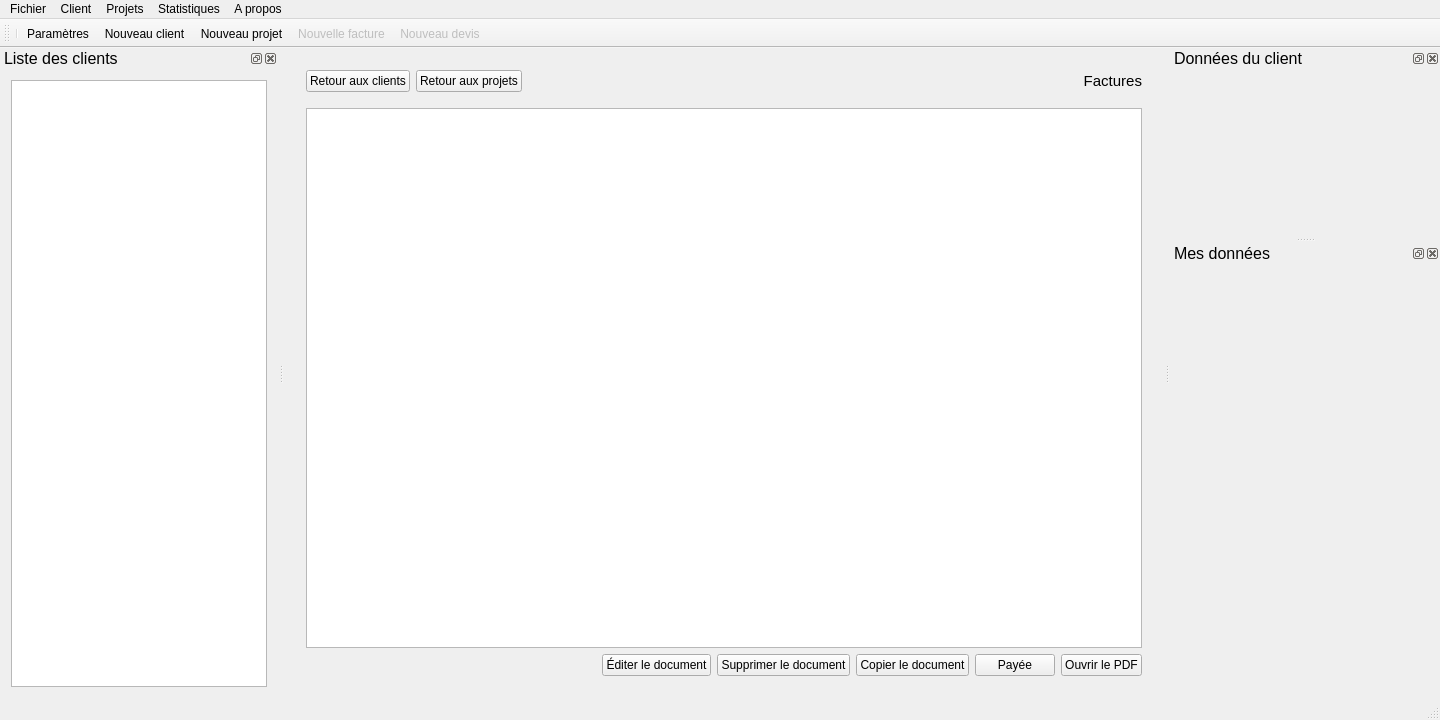
This is src/gui/mainwindow/mainwindow.ui in FACT-Team/FactDev as Qt 5 draws it before an edit. The edited form follows.
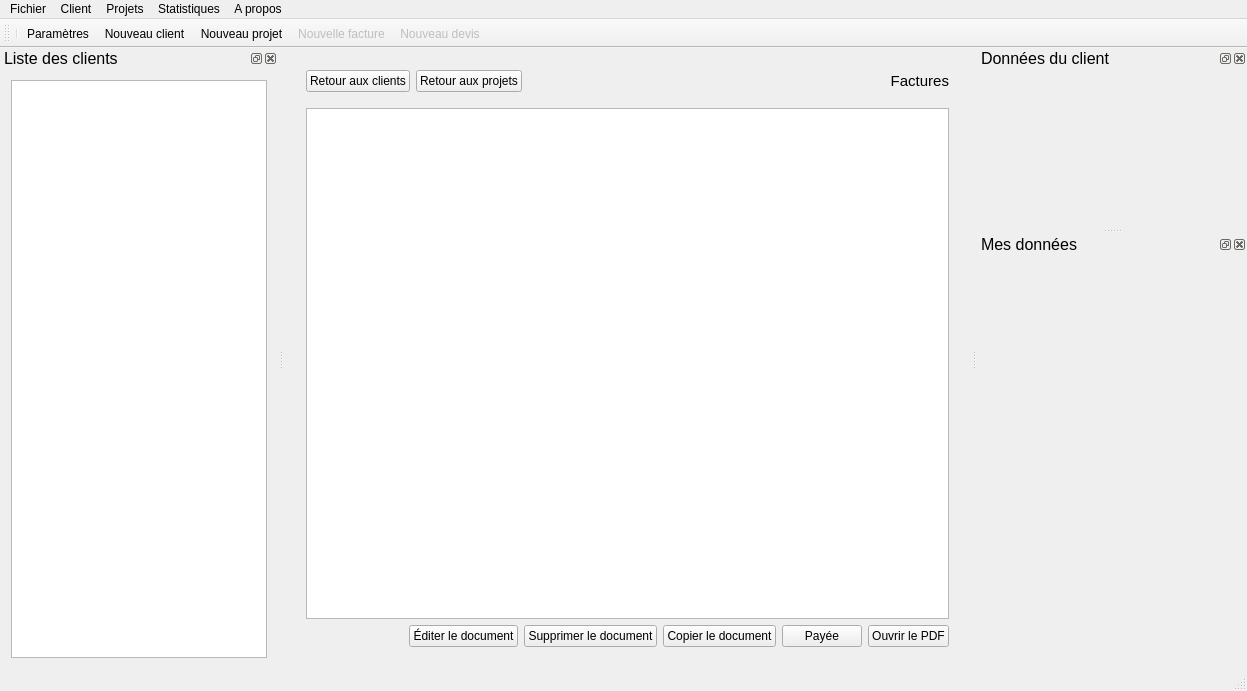
This is the edited form. Icons and pictures are not drawn. Custom widgets are drawn as their Qt base class.

```diff
--- a/src/gui/mainwindow/mainwindow.ui
+++ b/src/gui/mainwindow/mainwindow.ui
@@ -6,8 +6,8 @@
    <rect>
     <x>0</x>
     <y>0</y>
-    <width>1440</width>
-    <height>720</height>
+    <width>1247</width>
+    <height>691</height>
    </rect>
   </property>
   <property name="windowTitle">
@@ -21,6 +21,12 @@
    <layout class="QGridLayout" name="gridLayout_2">
     <item row="0" column="0">
      <widget class="QStackedWidget" name="stackedWidget">
+      <property name="minimumSize">
+       <size>
+        <width>300</width>
+        <height>0</height>
+       </size>
+      </property>
       <property name="currentIndex">
        <number>2</number>
       </property>
@@ -462,7 +468,7 @@
     <rect>
      <x>0</x>
      <y>0</y>
-     <width>1440</width>
+     <width>1247</width>
      <height>20</height>
     </rect>
    </property>
@@ -536,7 +542,7 @@
   <widget class="QDockWidget" name="dockCustomerData">
    <property name="minimumSize">
     <size>
-     <width>270</width>
+     <width>250</width>
      <height>70</height>
     </size>
    </property>
```
